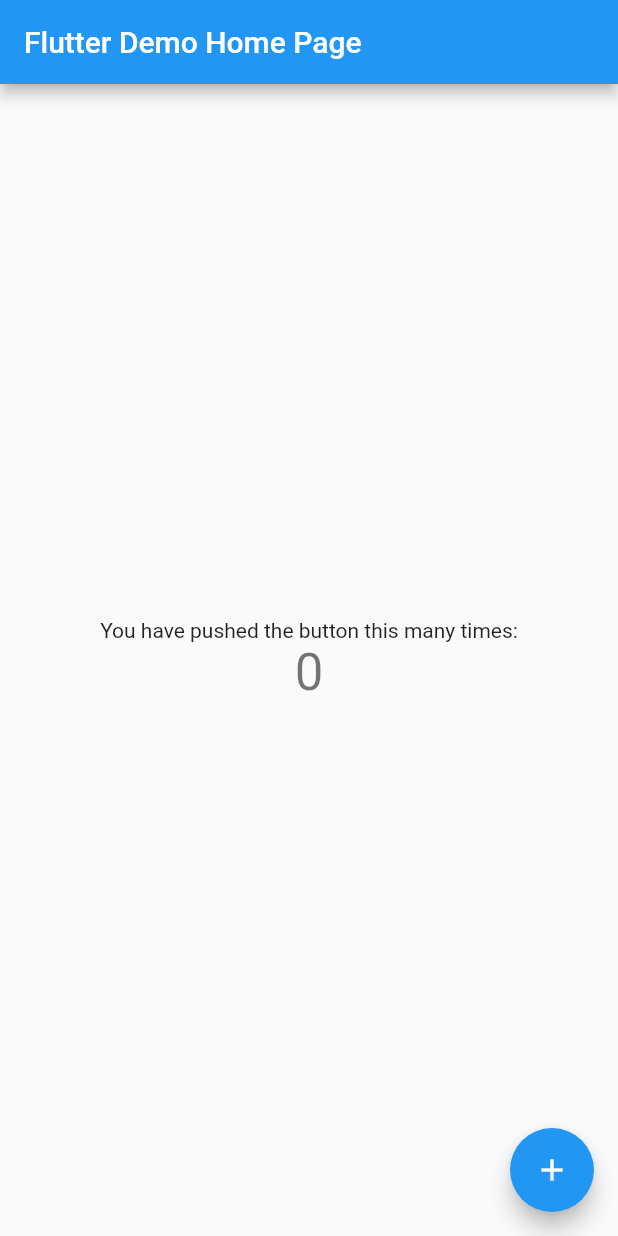
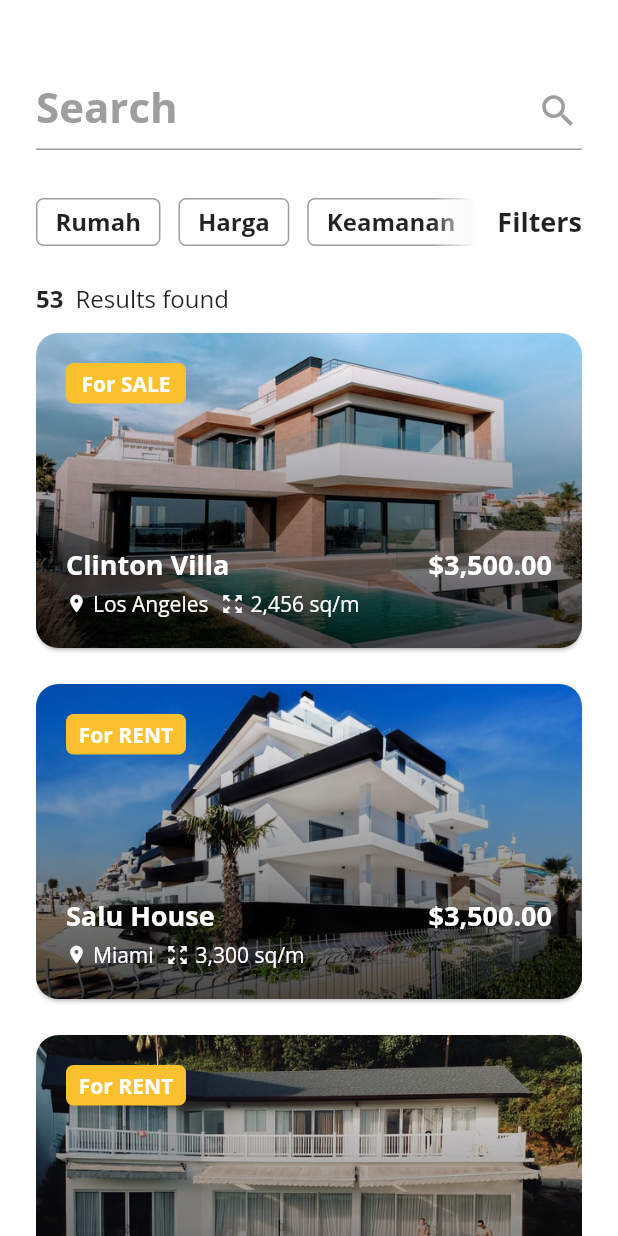
Before and after one commit to naneps/real_estate_app_ui_flutter, a Flutter app: the screen it shows after launch, on a phone screen of 412 x 824 dp. Run offline on Flutter 3.47's test engine with Material 2 defaults, Android fonts, the light colour scheme and no system bars; our stand-ins replace google_fonts.

Commit message:
create home page

```diff
--- a/lib/main.dart
+++ b/lib/main.dart
@@ -1,115 +1,23 @@
 import 'package:flutter/material.dart';
+import 'package:google_fonts/google_fonts.dart';
+import 'package:real_estate_app_ui_flutter/views/search.dart';
 
 void main() {
-  runApp(const MyApp());
+  runApp(MyApp());
 }
 
 class MyApp extends StatelessWidget {
-  const MyApp({Key? key}) : super(key: key);
-
-  // This widget is the root of your application.
   @override
   Widget build(BuildContext context) {
     return MaterialApp(
       title: 'Flutter Demo',
       theme: ThemeData(
-        // This is the theme of your application.
-        //
-        // Try running your application with "flutter run". You'll see the
-        // application has a blue toolbar. Then, without quitting the app, try
-        // changing the primarySwatch below to Colors.green and then invoke
-        // "hot reload" (press "r" in the console where you ran "flutter run",
-        // or simply save your changes to "hot reload" in a Flutter IDE).
-        // Notice that the counter didn't reset back to zero; the application
-        // is not restarted.
         primarySwatch: Colors.blue,
+        visualDensity: VisualDensity.adaptivePlatformDensity,
+        textTheme: GoogleFonts.openSansTextTheme(),
       ),
-      home: const MyHomePage(title: 'Flutter Demo Home Page'),
+      debugShowCheckedModeBanner: false,
+      home: Search(),
     );
   }
 }
-
-class MyHomePage extends StatefulWidget {
-  const MyHomePage({Key? key, required this.title}) : super(key: key);
-
-  // This widget is the home page of your application. It is stateful, meaning
-  // that it has a State object (defined below) that contains fields that affect
-  // how it looks.
-
-  // This class is the configuration for the state. It holds the values (in this
-  // case the title) provided by the parent (in this case the App widget) and
-  // used by the build method of the State. Fields in a Widget subclass are
-  // always marked "final".
-
-  final String title;
-
-  @override
-  State<MyHomePage> createState() => _MyHomePageState();
-}
-
-class _MyHomePageState extends State<MyHomePage> {
-  int _counter = 0;
-
-  void _incrementCounter() {
-    setState(() {
-      // This call to setState tells the Flutter framework that something has
-      // changed in this State, which causes it to rerun the build method below
-      // so that the display can reflect the updated values. If we changed
-      // _counter without calling setState(), then the build method would not be
-      // called again, and so nothing would appear to happen.
-      _counter++;
-    });
-  }
-
-  @override
-  Widget build(BuildContext context) {
-    // This method is rerun every time setState is called, for instance as done
-    // by the _incrementCounter method above.
-    //
-    // The Flutter framework has been optimized to make rerunning build methods
-    // fast, so that you can just rebuild anything that needs updating rather
-    // than having to individually change instances of widgets.
-    return Scaffold(
-      appBar: AppBar(
-        // Here we take the value from the MyHomePage object that was created by
-        // the App.build method, and use it to set our appbar title.
-        title: Text(widget.title),
-      ),
-      body: Center(
-        // Center is a layout widget. It takes a single child and positions it
-        // in the middle of the parent.
-        child: Column(
-          // Column is also a layout widget. It takes a list of children and
-          // arranges them vertically. By default, it sizes itself to fit its
-          // children horizontally, and tries to be as tall as its parent.
-          //
-          // Invoke "debug painting" (press "p" in the console, choose the
-          // "Toggle Debug Paint" action from the Flutter Inspector in Android
-          // Studio, or the "Toggle Debug Paint" command in Visual Studio Code)
-          // to see the wireframe for each widget.
-          //
-          // Column has various properties to control how it sizes itself and
-          // how it positions its children. Here we use mainAxisAlignment to
-          // center the children vertically; the main axis here is the vertical
-          // axis because Columns are vertical (the cross axis would be
-          // horizontal).
-          mainAxisAlignment: MainAxisAlignment.center,
-          children: <Widget>[
-            const Text(
-              'You have pushed the button this many times:',
-            ),
-            Text(
-              '$_counter',
-              style: Theme.of(context).textTheme.headline4,
-            ),
-          ],
-        ),
-      ),
-      floatingActionButton: FloatingActionButton(
-        onPressed: _incrementCounter,
-        tooltip: 'Increment',
-        child: const Icon(Icons.add),
-      ), // This trailing comma makes auto-formatting nicer for build methods.
-    );
-  }
-}
--- /dev/null
+++ b/lib/models/property.dart
@@ -0,0 +1,173 @@
+class Property {
+  String label;
+  String name;
+  String price;
+  String location;
+  String sqm;
+  String review;
+  String description;
+  String frontImage;
+  String ownerImage;
+  List<String> images;
+
+  Property(
+      this.label,
+      this.name,
+      this.price,
+      this.location,
+      this.sqm,
+      this.review,
+      this.description,
+      this.frontImage,
+      this.ownerImage,
+      this.images);
+}
+
+List<Property> getPropertyList() {
+  return <Property>[
+    Property(
+      "SALE",
+      "Clinton Villa",
+      "3,500.00",
+      "Los Angeles",
+      "2,456",
+      "4.4",
+      "The living is easy in this impressive, generously proportioned contemporary residence with lake and ocean views, located within a level stroll to the sand and surf.",
+      "assets/images/house_01.jpg",
+      "assets/images/owner.jpg",
+      [
+        "assets/images/kitchen.jpg",
+        "assets/images/bath_room.jpg",
+        "assets/images/swimming_pool.jpg",
+        "assets/images/bed_room.jpg",
+        "assets/images/living_room.jpg",
+      ],
+    ),
+    Property(
+      "RENT",
+      "Salu House",
+      "3,500.00",
+      "Miami",
+      "3,300",
+      "4.6",
+      "The living is easy in this impressive, generously proportioned contemporary residence with lake and ocean views, located within a level stroll to the sand and surf.",
+      "assets/images/house_04.jpg",
+      "assets/images/owner.jpg",
+      [
+        "assets/images/kitchen.jpg",
+        "assets/images/bath_room.jpg",
+        "assets/images/swimming_pool.jpg",
+        "assets/images/bed_room.jpg",
+        "assets/images/living_room.jpg",
+      ],
+    ),
+    Property(
+      "RENT",
+      "Hilton House",
+      "3,100.00",
+      "California",
+      "2,100",
+      "4.1",
+      "The living is easy in this impressive, generously proportioned contemporary residence with lake and ocean views, located within a level stroll to the sand and surf.",
+      "assets/images/house_02.jpg",
+      "assets/images/owner.jpg",
+      [
+        "assets/images/kitchen.jpg",
+        "assets/images/bath_room.jpg",
+        "assets/images/swimming_pool.jpg",
+        "assets/images/bed_room.jpg",
+        "assets/images/living_room.jpg",
+      ],
+    ),
+    Property(
+      "SALE",
+      "Ibe House",
+      "4,500.00",
+      "Florida",
+      "4,100",
+      "4.5",
+      "The living is easy in this impressive, generously proportioned contemporary residence with lake and ocean views, located within a level stroll to the sand and surf.",
+      "assets/images/house_03.jpg",
+      "assets/images/owner.jpg",
+      [
+        "assets/images/kitchen.jpg",
+        "assets/images/bath_room.jpg",
+        "assets/images/swimming_pool.jpg",
+        "assets/images/bed_room.jpg",
+        "assets/images/living_room.jpg",
+      ],
+    ),
+    Property(
+      "SALE",
+      "Aventura",
+      "5,200.00",
+      "New York",
+      "3,100",
+      "4.2",
+      "The living is easy in this impressive, generously proportioned contemporary residence with lake and ocean views, located within a level stroll to the sand and surf.",
+      "assets/images/house_05.jpg",
+      "assets/images/owner.jpg",
+      [
+        "assets/images/kitchen.jpg",
+        "assets/images/bath_room.jpg",
+        "assets/images/swimming_pool.jpg",
+        "assets/images/bed_room.jpg",
+        "assets/images/living_room.jpg",
+      ],
+    ),
+    Property(
+      "SALE",
+      "North House",
+      "3,500.00",
+      "Florida",
+      "3,700",
+      "4.0",
+      "The living is easy in this impressive, generously proportioned contemporary residence with lake and ocean views, located within a level stroll to the sand and surf.",
+      "assets/images/house_06.jpg",
+      "assets/images/owner.jpg",
+      [
+        "assets/images/kitchen.jpg",
+        "assets/images/bath_room.jpg",
+        "assets/images/swimming_pool.jpg",
+        "assets/images/bed_room.jpg",
+        "assets/images/living_room.jpg",
+      ],
+    ),
+    Property(
+      "RENT",
+      "Rasmus Resident",
+      "2,900.00",
+      "Detroit",
+      "2,700",
+      "4.3",
+      "The living is easy in this impressive, generously proportioned contemporary residence with lake and ocean views, located within a level stroll to the sand and surf.",
+      "assets/images/house_07.jpg",
+      "assets/images/owner.jpg",
+      [
+        "assets/images/kitchen.jpg",
+        "assets/images/bath_room.jpg",
+        "assets/images/swimming_pool.jpg",
+        "assets/images/bed_room.jpg",
+        "assets/images/living_room.jpg",
+      ],
+    ),
+    Property(
+      "RENT",
+      "Simone House",
+      "3,900.00",
+      "Florida",
+      "3,700",
+      "4.4",
+      "The living is easy in this impressive, generously proportioned contemporary residence with lake and ocean views, located within a level stroll to the sand and surf.",
+      "assets/images/house_08.jpg",
+      "assets/images/owner.jpg",
+      [
+        "assets/images/kitchen.jpg",
+        "assets/images/bath_room.jpg",
+        "assets/images/swimming_pool.jpg",
+        "assets/images/bed_room.jpg",
+        "assets/images/living_room.jpg",
+      ],
+    ),
+  ];
+}
--- /dev/null
+++ b/lib/views/search.dart
@@ -0,0 +1,330 @@
+import 'package:flutter/material.dart';
+import 'package:real_estate_app_ui_flutter/main.dart';
+import 'package:real_estate_app_ui_flutter/models/property.dart';
+
+class Search extends StatefulWidget {
+  const Search({Key? key}) : super(key: key);
+
+  @override
+  State<Search> createState() => _SearchState();
+}
+
+class _SearchState extends State<Search> {
+  List<Property> properties = getPropertyList();
+  @override
+  Widget build(BuildContext context) {
+    return Scaffold(
+      backgroundColor: Colors.white,
+      body: Column(
+        crossAxisAlignment: CrossAxisAlignment.start,
+        children: [
+          Padding(
+            padding: EdgeInsets.only(top: 48, left: 24, right: 24, bottom: 16),
+            child: TextField(
+              style: TextStyle(
+                fontSize: 28,
+                height: 1,
+                color: Colors.black,
+                fontWeight: FontWeight.bold,
+              ),
+              decoration: InputDecoration(
+                hintText: "Search",
+                hintStyle: TextStyle(
+                  fontSize: 28,
+                  color: Colors.grey,
+                ),
+                enabledBorder: UnderlineInputBorder(
+                  borderSide: BorderSide(color: Colors.grey),
+                ),
+                focusedBorder: UnderlineInputBorder(
+                  borderSide: BorderSide(color: Colors.grey),
+                ),
+                border: UnderlineInputBorder(
+                  borderSide: BorderSide(color: Colors.grey),
+                ),
+                suffixIcon: Padding(
+                  padding: EdgeInsets.only(left: 16),
+                  child: Icon(
+                    Icons.search,
+                    color: Colors.grey,
+                    size: 28,
+                  ),
+                ),
+              ),
+            ),
+          ),
+          Padding(
+            padding: EdgeInsets.only(top: 16),
+            child: Row(
+              mainAxisAlignment: MainAxisAlignment.spaceBetween,
+              children: [
+                Expanded(
+                  child: Container(
+                    height: 32,
+                    child: Stack(
+                      children: [
+                        ListView(
+                          physics: BouncingScrollPhysics(),
+                          scrollDirection: Axis.horizontal,
+                          children: [
+                            SizedBox(
+                              width: 24,
+                            ),
+                            buildFilter("Rumah"),
+                            buildFilter("Harga"),
+                            buildFilter("Keamanan"),
+                            buildFilter("Kamar Tidur"),
+                            buildFilter("Kolam Renang"),
+                            SizedBox(
+                              width: 8,
+                            )
+                          ],
+                        ),
+                        Align(
+                          alignment: Alignment.centerRight,
+                          child: Container(
+                            width: 28,
+                            decoration: BoxDecoration(
+                              gradient: LinearGradient(
+                                  begin: Alignment.centerRight,
+                                  end: Alignment.centerLeft,
+                                  colors: [
+                                    Theme.of(context).scaffoldBackgroundColor,
+                                    Theme.of(context)
+                                        .scaffoldBackgroundColor
+                                        .withOpacity(0.0),
+                                  ]),
+                            ),
+                          ),
+                        )
+                      ],
+                    ),
+                  ),
+                ),
+                GestureDetector(
+                  onTap: () {
+                    _showButtomSheet();
+                  },
+                  child: Padding(
+                    padding: EdgeInsets.only(left: 16, right: 24),
+                    child: Text(
+                      "Filters",
+                      style: TextStyle(
+                        fontSize: 18,
+                        fontWeight: FontWeight.bold,
+                      ),
+                    ),
+                  ),
+                ),
+              ],
+            ),
+          ),
+          Padding(
+            padding: EdgeInsets.only(right: 24, left: 24, top: 24, bottom: 12),
+            child: Row(
+              children: [
+                Text(
+                  "53",
+                  style: TextStyle(
+                    fontSize: 16,
+                    fontWeight: FontWeight.bold,
+                  ),
+                ),
+                SizedBox(
+                  width: 8,
+                ),
+                Text(
+                  "Results found",
+                  style: TextStyle(
+                    fontSize: 16,
+                  ),
+                ),
+              ],
+            ),
+          ),
+          Expanded(
+            child: Container(
+              padding: EdgeInsets.symmetric(horizontal: 24),
+              child: ListView(
+                physics: BouncingScrollPhysics(),
+                children: buildProperties(),
+              ),
+            ),
+          ),
+        ],
+      ),
+    );
+  }
+
+  Widget buildFilter(String filterName) {
+    return Container(
+      padding: EdgeInsets.symmetric(horizontal: 12),
+      margin: EdgeInsets.only(right: 12),
+      decoration: BoxDecoration(
+        borderRadius: BorderRadius.all(
+          Radius.circular(5),
+        ),
+        border: Border.all(color: Colors.grey, width: 1),
+      ),
+      child: Center(
+        child: Text(
+          filterName,
+          style: TextStyle(fontSize: 16, fontWeight: FontWeight.bold),
+        ),
+      ),
+    );
+  }
+
+  _showButtomSheet() {
+    showBottomSheet(
+        context: context,
+        builder: (BuildContext context) {
+          return Wrap(
+            children: [],
+          );
+        });
+  }
+
+  List<Widget> buildProperties() {
+    List<Widget> list = [];
+    for (var i = 0; i < properties.length; i++) {
+      list.add(
+          Hero(tag: properties[i], child: buildProperty(properties[i], i)));
+    }
+    return list;
+  }
+
+  Widget buildProperty(Property property, int index) {
+    return GestureDetector(
+      onTap: () {
+        Navigator.push(
+            context,
+            MaterialPageRoute(
+              builder: (context) => MyApp(),
+            ));
+      },
+      child: Card(
+        margin: EdgeInsets.only(bottom: 24),
+        clipBehavior: Clip.antiAlias,
+        shape: RoundedRectangleBorder(
+          borderRadius: BorderRadius.all(
+            Radius.circular(15),
+          ),
+        ),
+        child: Container(
+          height: 210,
+          decoration: BoxDecoration(
+            image: DecorationImage(
+              image: AssetImage(property.frontImage),
+              fit: BoxFit.cover,
+            ),
+          ),
+          child: Container(
+            padding: EdgeInsets.all(20),
+            decoration: BoxDecoration(
+              gradient: LinearGradient(
+                begin: Alignment.topCenter,
+                end: Alignment.bottomCenter,
+                colors: [
+                  Colors.transparent,
+                  Colors.black.withOpacity(0.7),
+                ],
+              ),
+            ),
+            child: Column(
+              crossAxisAlignment: CrossAxisAlignment.start,
+              children: [
+                Container(
+                  decoration: BoxDecoration(
+                    color: Colors.yellow[700],
+                    borderRadius: BorderRadius.all(
+                      Radius.circular(5),
+                    ),
+                  ),
+                  width: 80,
+                  padding: EdgeInsets.symmetric(vertical: 4),
+                  child: Center(
+                    child: Text(
+                      "For ${property.label}",
+                      style: TextStyle(
+                        color: Colors.white,
+                        fontSize: 14,
+                        fontWeight: FontWeight.bold,
+                      ),
+                    ),
+                  ),
+                ),
+                Expanded(child: Container()),
+                Column(
+                  children: [
+                    Row(
+                      mainAxisAlignment: MainAxisAlignment.spaceBetween,
+                      children: [
+                        Text(
+                          property.name,
+                          style: TextStyle(
+                            color: Colors.white,
+                            fontSize: 18,
+                            fontWeight: FontWeight.bold,
+                          ),
+                        ),
+                        Text(
+                          r"$" + property.price,
+                          style: TextStyle(
+                            color: Colors.white,
+                            fontSize: 18,
+                            fontWeight: FontWeight.bold,
+                          ),
+                        ),
+                      ],
+                    ),
+                    SizedBox(
+                      height: 4,
+                    ),
+                    Row(
+                      children: [
+                        Icon(
+                          Icons.location_on,
+                          color: Colors.white,
+                          size: 14,
+                        ),
+                        SizedBox(
+                          width: 4,
+                        ),
+                        Text(
+                          property.location,
+                          style: TextStyle(
+                            color: Colors.white,
+                            fontSize: 14,
+                          ),
+                        ),
+                        SizedBox(
+                          width: 8,
+                        ),
+                        Icon(
+                          Icons.zoom_out_map,
+                          color: Colors.white,
+                          size: 16,
+                        ),
+                        SizedBox(
+                          width: 4,
+                        ),
+                        Text(
+                          property.sqm + " sq/m",
+                          style: TextStyle(
+                            color: Colors.white,
+                            fontSize: 14,
+                          ),
+                        ),
+                      ],
+                    )
+                  ],
+                )
+              ],
+            ),
+          ),
+        ),
+      ),
+    );
+  }
+}
```
Also changed, not shown: pubspec.yaml (+6 -12 lines), assets/images/bath_room.jpg (added), assets/images/bed_room.jpg (added), assets/images/house_01.jpg (added), assets/images/house_02.jpg (added), assets/images/house_03.jpg (added), assets/images/house_04.jpg (added), assets/images/house_05.jpg (added), assets/images/house_06.jpg (added), assets/images/house_07.jpg (added), assets/images/house_08.jpg (added), assets/images/kitchen.jpg (added), assets/images/living_room.jpg (added), assets/images/owner.jpg (added), 2 more files.
